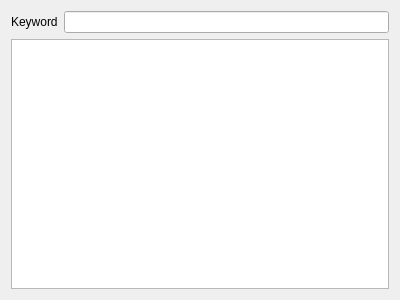
Before: the Qt Designer form RedPandaIDE/settingsdialog/environmentshortcutwidget.ui in royqh1979/RedPanda-CPP, drawn with Qt 5.
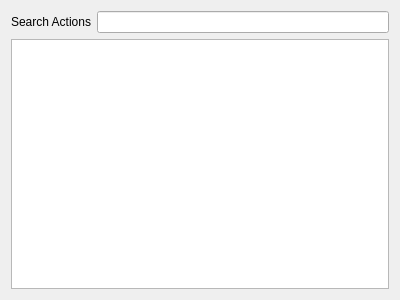
After: the same form once the commit is applied.

The edit to the form file:
```diff
--- a/RedPandaIDE/settingsdialog/environmentshortcutwidget.ui
+++ b/RedPandaIDE/settingsdialog/environmentshortcutwidget.ui
@@ -32,7 +32,7 @@
       <item>
        <widget class="QLabel" name="label">
         <property name="text">
-         <string>Keyword</string>
+         <string>Search Actions</string>
         </property>
        </widget>
       </item>
```
